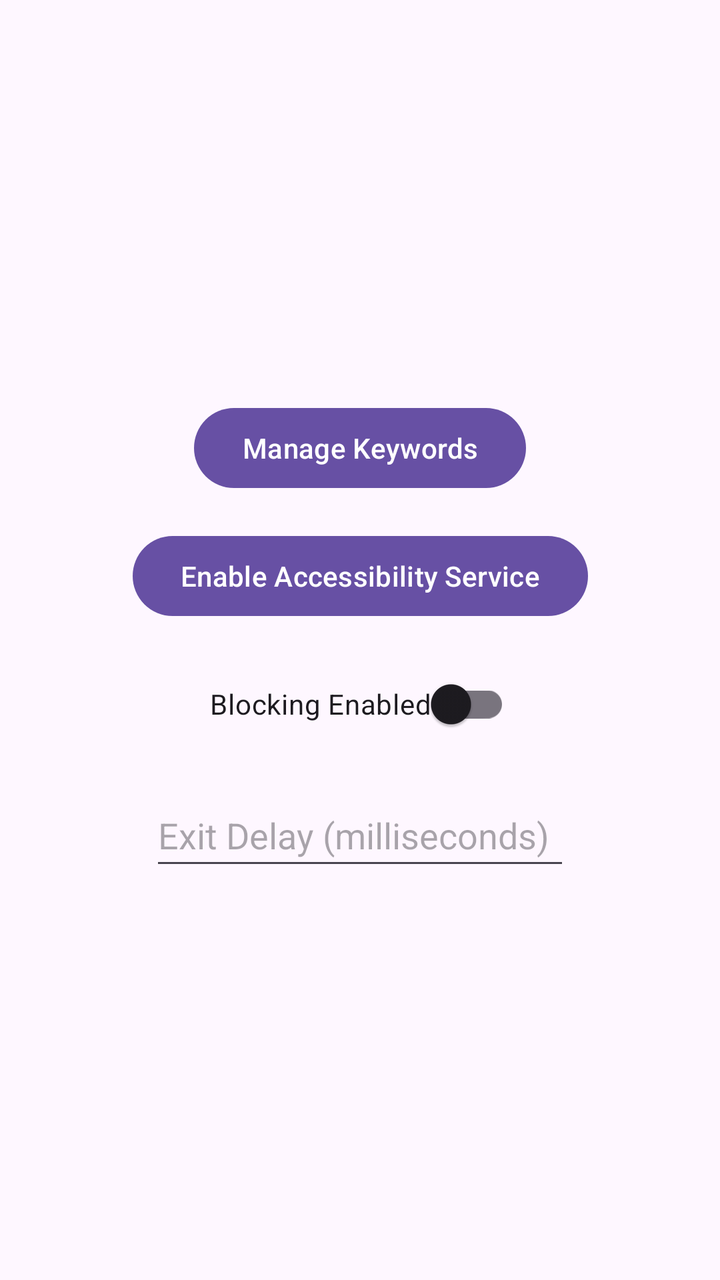
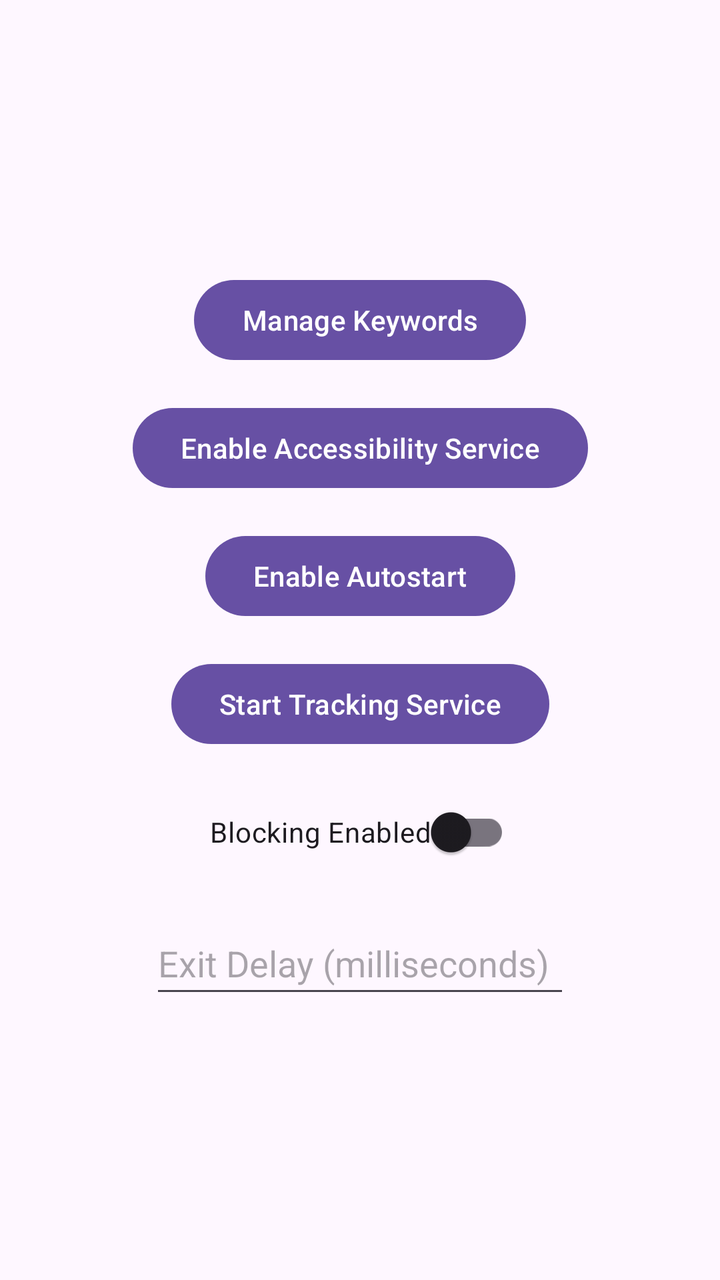

Screens rendered from an Android XML layout before and after an edit, with the pre-edit source and the edit as a unified diff.
<!-- AndroidManifest.xml: application theme Theme.App_Blocker -->
<!-- res/layout/activity_main.xml -->
<?xml version="1.0" encoding="utf-8"?>
<androidx.constraintlayout.widget.ConstraintLayout xmlns:android="http://schemas.android.com/apk/res/android"
    xmlns:app="http://schemas.android.com/apk/res-auto"
    xmlns:tools="http://schemas.android.com/tools"
    android:id="@+id/main"
    android:layout_width="match_parent"
    android:layout_height="match_parent"
    tools:context=".MainActivity">

    <Button
        android:id="@+id/manageKeywordsButton"
        android:layout_width="wrap_content"
        android:layout_height="wrap_content"
        android:text="Manage Keywords"
        app:layout_constraintBottom_toTopOf="@+id/enableServiceButton"
        app:layout_constraintEnd_toEndOf="parent"
        app:layout_constraintStart_toStartOf="parent"
        app:layout_constraintTop_toTopOf="parent"
        app:layout_constraintVertical_chainStyle="packed" />

    <Button
        android:id="@+id/enableServiceButton"
        android:layout_width="wrap_content"
        android:layout_height="wrap_content"
        android:layout_marginTop="16dp"
        android:text="Enable Accessibility Service"
        app:layout_constraintBottom_toTopOf="@+id/blockingSwitch"
        app:layout_constraintEnd_toEndOf="parent"
        app:layout_constraintStart_toStartOf="parent"
        app:layout_constraintTop_toBottomOf="@+id/manageKeywordsButton" />

    <com.google.android.material.switchmaterial.SwitchMaterial
        android:id="@+id/blockingSwitch"
        android:layout_width="wrap_content"
        android:layout_height="wrap_content"
        android:layout_marginTop="16dp"
        android:text="Blocking Enabled"
        app:layout_constraintBottom_toTopOf="@+id/delayInput"
        app:layout_constraintEnd_toEndOf="parent"
        app:layout_constraintStart_toStartOf="parent"
        app:layout_constraintTop_toBottomOf="@+id/enableServiceButton" />

    <EditText
        android:id="@+id/delayInput"
        android:layout_width="wrap_content"
        android:layout_height="wrap_content"
        android:layout_marginTop="16dp"
        android:ems="10"
        android:hint="Exit Delay (milliseconds)"
        android:inputType="number"
        android:minHeight="48dp"
        app:layout_constraintBottom_toBottomOf="parent"
        app:layout_constraintEnd_toEndOf="parent"
        app:layout_constraintStart_toStartOf="parent"
        app:layout_constraintTop_toBottomOf="@+id/blockingSwitch" />

</androidx.constraintlayout.widget.ConstraintLayout>
<!-- resources referenced by this layout -->
<resources>
  <style name="Theme.App_Blocker" parent="Base.Theme.App_Blocker" />
  <style name="Base.Theme.App_Blocker" parent="Theme.Material3.DayNight.NoActionBar">
          
          
      </style>
</resources>

<!-- the commit's change to res/layout/activity_main.xml (unified diff, before → after) -->
@@ -24,10 +24,32 @@
         android:layout_height="wrap_content"
         android:layout_marginTop="16dp"
         android:text="Enable Accessibility Service"
+        app:layout_constraintBottom_toTopOf="@+id/enableAutostartButton"
+        app:layout_constraintEnd_toEndOf="parent"
+        app:layout_constraintStart_toStartOf="parent"
+        app:layout_constraintTop_toBottomOf="@+id/manageKeywordsButton" />
+
+    <Button
+        android:id="@+id/enableAutostartButton"
+        android:layout_width="wrap_content"
+        android:layout_height="wrap_content"
+        android:layout_marginTop="16dp"
+        android:text="Enable Autostart"
+        app:layout_constraintBottom_toTopOf="@+id/startTrackingButton"
+        app:layout_constraintEnd_toEndOf="parent"
+        app:layout_constraintStart_toStartOf="parent"
+        app:layout_constraintTop_toBottomOf="@+id/enableServiceButton" />
+
+    <Button
+        android:id="@+id/startTrackingButton"
+        android:layout_width="wrap_content"
+        android:layout_height="wrap_content"
+        android:layout_marginTop="16dp"
+        android:text="Start Tracking Service"
         app:layout_constraintBottom_toTopOf="@+id/blockingSwitch"
         app:layout_constraintEnd_toEndOf="parent"
         app:layout_constraintStart_toStartOf="parent"
-        app:layout_constraintTop_toBottomOf="@+id/manageKeywordsButton" />
+        app:layout_constraintTop_toBottomOf="@+id/enableAutostartButton" />
 
     <com.google.android.material.switchmaterial.SwitchMaterial
         android:id="@+id/blockingSwitch"
@@ -38,7 +60,7 @@
         app:layout_constraintBottom_toTopOf="@+id/delayInput"
         app:layout_constraintEnd_toEndOf="parent"
         app:layout_constraintStart_toStartOf="parent"
-        app:layout_constraintTop_toBottomOf="@+id/enableServiceButton" />
+        app:layout_constraintTop_toBottomOf="@+id/startTrackingButton" />
 
     <EditText
         android:id="@+id/delayInput"
